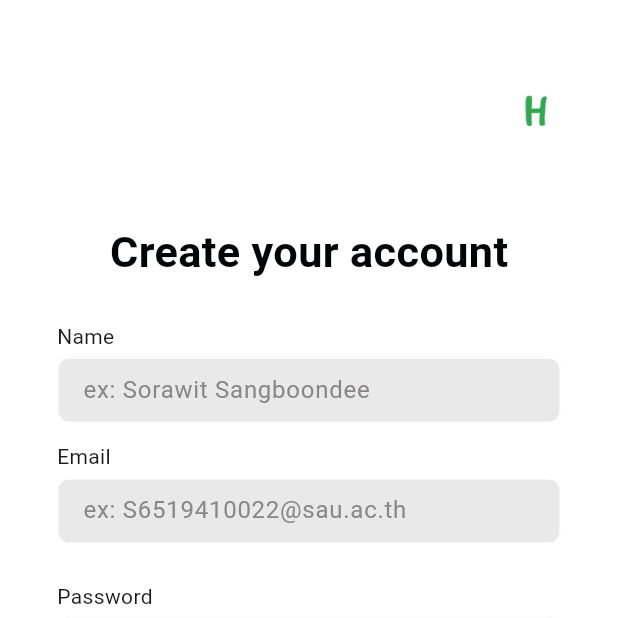
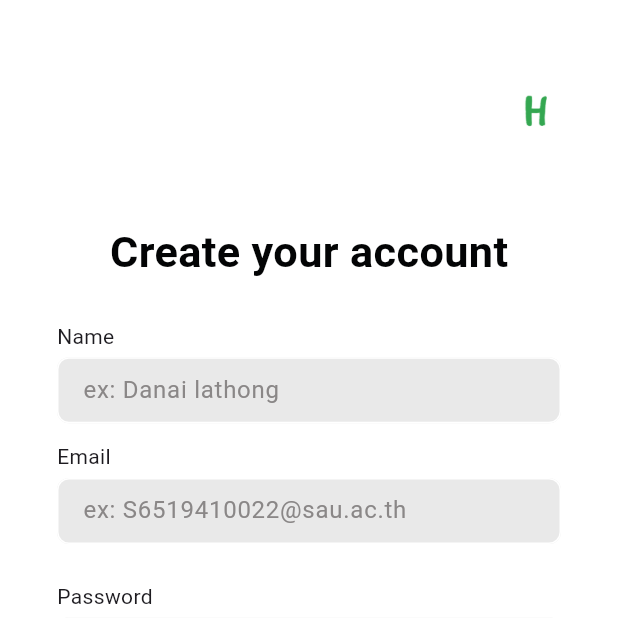
Before and after one commit to DanaiLathong/flutter_speed_ui_app, a Flutter app: the C03PageUI screen opened directly, on a phone screen of 412 x 824 dp, the top half of it. Run offline on Flutter 3.47's test engine with Material 3 defaults, Android fonts, the phone set to English and light mode, and no system bars.

Commit message:
Update c03_page_ui.dart

```diff
--- a/lib/view/c03_page_ui.dart
+++ b/lib/view/c03_page_ui.dart
@@ -79,7 +79,7 @@ class _C03PageUIState extends State<C03PageUI> {
                     ),
                   ),
 
-                  hintText: '   ex: Sorawit Sangboondee',
+                  hintText: '   ex: Danai lathong',
                   hintStyle: TextStyle(
                     color: const Color.fromARGB(255, 138, 135, 135),
                   ),
```
